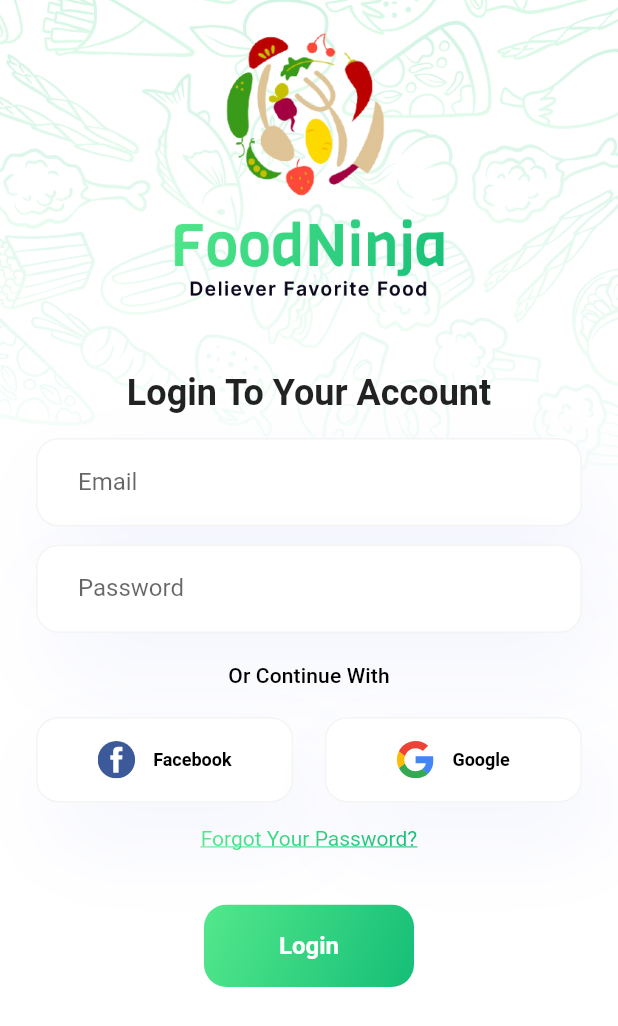
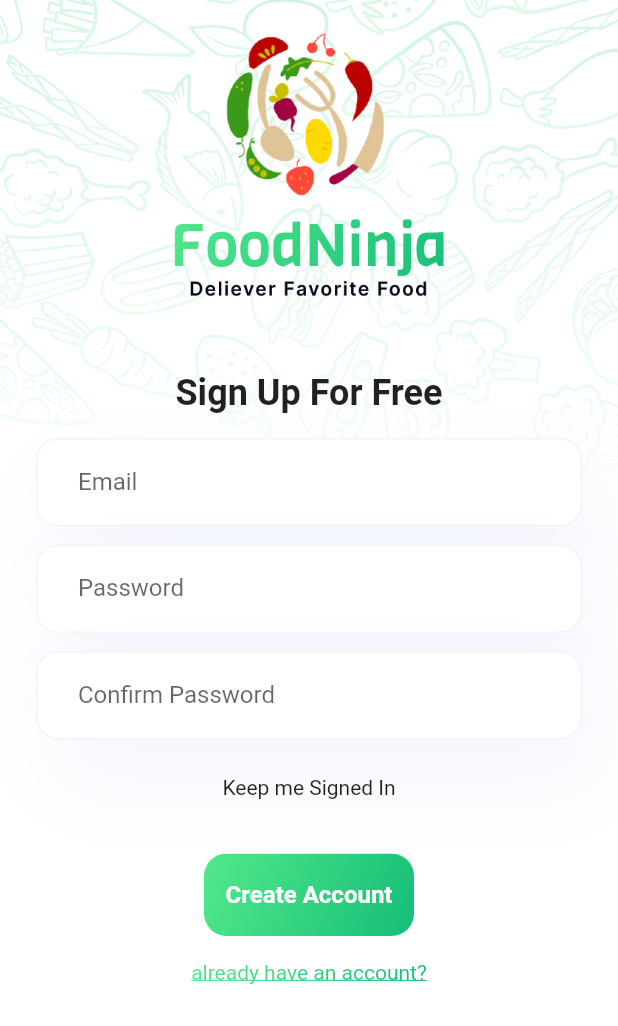
Before and after one commit to cafrias/food_ninja, a Flutter app: the screen it shows after launch, on a phone screen of 412 x 824 dp. Shown: the top 1026 px of the screen. Run offline on Flutter 3.47's test engine with Material 2 defaults, Android fonts, the phone set to English and light mode, and no system bars; our stand-ins replace flutter_svg.

Commit message:
chore: create draft sign up screen

```diff
--- a/lib/main.dart
+++ b/lib/main.dart
@@ -1,5 +1,5 @@
 import 'package:flutter/material.dart';
-import 'package:food_ninja/screens/login_in_screen.dart';
+import 'package:food_ninja/screens/sign_up_screen.dart';
 
 void main() {
   runApp(const MyApp());
@@ -20,7 +20,7 @@ class MyApp extends StatelessWidget {
         ),
       ),
       home: const Scaffold(
-        body: LogInScreen(),
+        body: SignUpScreen(),
       ),
     );
   }
--- a/lib/screens/login_in_screen.dart
+++ b/lib/screens/login_in_screen.dart
@@ -1,6 +1,6 @@
 import 'package:flutter/material.dart';
 import 'package:food_ninja/widgets/layouts/auth_layout.dart';
-import 'package:food_ninja/widgets/log_in_form.dart';
+import 'package:food_ninja/widgets/forms/log_in_form.dart';
 
 class LogInScreen extends StatelessWidget {
   const LogInScreen({super.key});
--- /dev/null
+++ b/lib/screens/sign_up_screen.dart
@@ -0,0 +1,25 @@
+import 'package:flutter/material.dart';
+import 'package:food_ninja/widgets/forms/sign_up_form.dart';
+import 'package:food_ninja/widgets/layouts/auth_layout.dart';
+
+class SignUpScreen extends StatelessWidget {
+  const SignUpScreen({super.key});
+
+  @override
+  Widget build(BuildContext context) {
+    void snack(String message) {
+      ScaffoldMessenger.of(context).showSnackBar(
+        SnackBar(
+          content: Text(message),
+        ),
+      );
+    }
+
+    return const AuthLayout(
+      title: 'Sign Up For Free',
+      child: SafeArea(
+        child: SignUpForm(),
+      ),
+    );
+  }
+}
--- /dev/null
+++ b/lib/widgets/forms/sign_up_form.dart
@@ -0,0 +1,114 @@
+import 'package:flutter/material.dart';
+import 'package:food_ninja/styles/tokens.dart';
+import 'package:food_ninja/utils/gradient_text.dart';
+import 'package:food_ninja/widgets/food_text_field.dart';
+import 'package:food_ninja/widgets/main_action_button.dart';
+
+class SignUpForm extends StatefulWidget {
+  const SignUpForm({
+    super.key,
+  });
+
+  @override
+  State<SignUpForm> createState() => _SignUpFormState();
+}
+
+class _SignUpFormState extends State<SignUpForm> {
+  final _formKey = GlobalKey<FormState>();
+
+  @override
+  Widget build(BuildContext context) {
+    return Form(
+        key: _formKey,
+        child: Column(
+          children: [
+            const FoodTextField(
+              labelText: 'Email',
+              textInputAction: TextInputAction.next,
+            ),
+            const SizedBox(
+              height: 12,
+            ),
+            FoodTextField(
+              labelText: 'Password',
+              obscureText: true,
+              textInputAction: TextInputAction.done,
+              onFieldSubmitted: (_) {
+                () {};
+              },
+            ),
+            const SizedBox(
+              height: 12,
+            ),
+            FoodTextField(
+              labelText: 'Confirm Password',
+              obscureText: true,
+              textInputAction: TextInputAction.done,
+              onFieldSubmitted: (_) {
+                () {};
+              },
+            ),
+            const SizedBox(
+              height: 24,
+            ),
+            Checkbox(label: 'Keep me Signed In', onChange: () {}),
+            const SizedBox(
+              height: 36,
+            ),
+            MainActionButton(
+              label: 'Create Account',
+              onPressed: () {},
+            ),
+            LinkButton(
+              text: 'already have an account?',
+              onPressed: () {},
+            ),
+          ],
+        ));
+  }
+}
+
+class LinkButton extends StatelessWidget {
+  final String text;
+  final VoidCallback onPressed;
+
+  const LinkButton({
+    super.key,
+    required this.text,
+    required this.onPressed,
+  });
+
+  @override
+  Widget build(BuildContext context) {
+    return TextButton(
+      style: TextButton.styleFrom(
+        textStyle: const TextStyle(
+          decoration: TextDecoration.underline,
+        ),
+      ),
+      onPressed: onPressed,
+      child: GradientText(
+        text,
+        gradient: accentGradient,
+      ),
+    );
+  }
+}
+
+class Checkbox extends StatelessWidget {
+  final bool selected;
+  final VoidCallback onChange;
+  final String label;
+
+  const Checkbox({
+    super.key,
+    required this.label,
+    required this.onChange,
+    this.selected = false,
+  });
+
+  @override
+  Widget build(BuildContext context) {
+    return Text(label);
+  }
+}
```
Also changed, not shown: lib/widgets/forms/log_in_form.dart (renamed from lib/widgets/log_in_form.dart).
